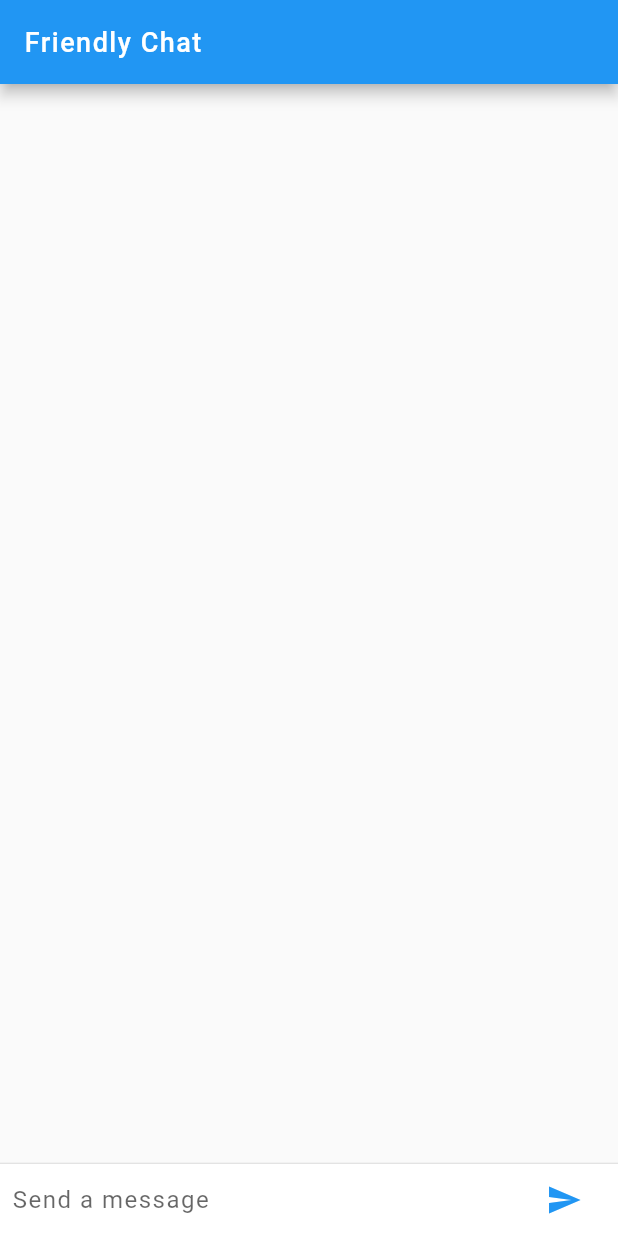
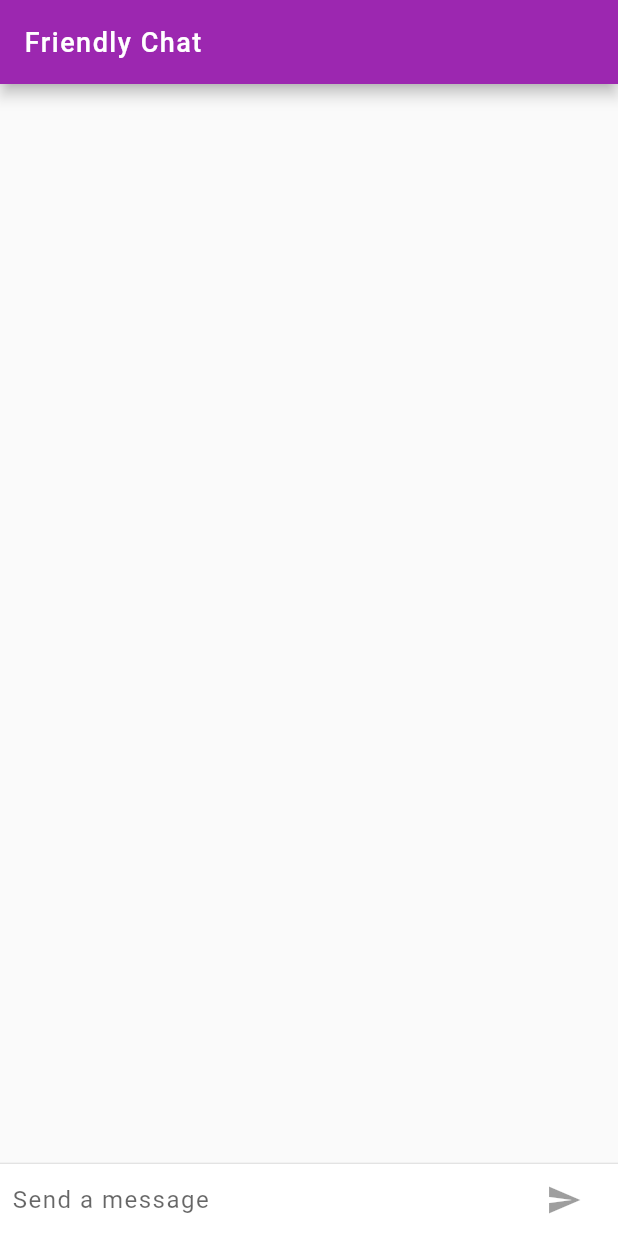
Before and after one commit to Bacdong/friendly-chat, a Flutter app: the screen it shows after launch, on a phone screen of 412 x 824 dp. Run offline on Flutter 3.47's test engine with Material 2 defaults, Android fonts, the phone set to English and light mode, and no system bars.

Commit message:
Apply finishing touches

```diff
--- a/lib/main.dart
+++ b/lib/main.dart
@@ -1,3 +1,5 @@
+import 'package:flutter/cupertino.dart';
+import 'package:flutter/foundation.dart';
 import 'package:flutter/material.dart';
 
 void main() {
@@ -6,6 +8,17 @@ void main() {
 
 String _name = 'I\'m Bacdongg.';
 
+final ThemeData kIOSTheme = ThemeData(
+  primarySwatch: Colors.orange,
+  primaryColor: Colors.grey[100],
+  primaryColorBrightness: Brightness.light,
+);
+
+final ThemeData kDefaultTheme = ThemeData(
+  primarySwatch: Colors.purple,
+  accentColor: Colors.orangeAccent[400],
+);
+
 class FriendlyChatApp extends StatelessWidget {
   const FriendlyChatApp({Key? key}) : super(key: key);
 
@@ -13,6 +26,9 @@ class FriendlyChatApp extends StatelessWidget {
   Widget build(BuildContext context) {
     return MaterialApp(
       title: 'Friendly Chat',
+      theme: defaultTargetPlatform == TargetPlatform.iOS
+        ? kIOSTheme
+        : kDefaultTheme,
       home: ChatScreen(),
       debugShowCheckedModeBanner: false,
     );
@@ -39,24 +55,27 @@ class ChatMessage extends StatelessWidget {
       child: Container(
         margin: EdgeInsets.symmetric(vertical: 10.0),
         child: Row(
+          mainAxisAlignment: MainAxisAlignment.end,
           crossAxisAlignment: CrossAxisAlignment.start,
           children: [
-            Container(
-              margin: const EdgeInsets.only(right: 16.0),
-              child: CircleAvatar(child: Text(_name[0])),
-            ),
-            Column(
+            Expanded(
+              child: Column(
                 crossAxisAlignment: CrossAxisAlignment.start,
                 children: [
                   Text(
                     _name,
-                  style: Theme.of(context).textTheme.headline4,
+                    style: Theme.of(context).textTheme.headline6,
                   ),
                   Container(
                     margin: EdgeInsets.only(top: 5.0),
                     child: Text(text),
                   ),
                 ],
+              ),
+            ),
+            Container(
+              margin: const EdgeInsets.only(left: 16.0),
+              child: CircleAvatar(child: Text(_name[0])),
             ),
           ],
         ),
@@ -75,6 +94,7 @@ class _ChatScreenState extends State<ChatScreen> with TickerProviderStateMixin {
   final _textController = TextEditingController();
   final List<ChatMessage> _messages = [];
   final FocusNode _focusNode = FocusNode();
+  bool _isComposing = false;
 
   @override
   Widget build(BuildContext context) {
@@ -84,8 +104,10 @@ class _ChatScreenState extends State<ChatScreen> with TickerProviderStateMixin {
           'Friendly Chat',
           style: TextStyle(fontSize: 18, letterSpacing: 1),
         ),
+        elevation: Theme.of(context).platform == TargetPlatform.iOS ? 0.0 : 4.0,
       ),
-      body: Column(
+      body: Container(
+        child: Column(
           children: [
             Flexible(
               child: ListView.builder(
@@ -104,6 +126,13 @@ class _ChatScreenState extends State<ChatScreen> with TickerProviderStateMixin {
             ),
           ],
         ),
+        decoration: Theme.of(context).platform == TargetPlatform.iOS
+          ? BoxDecoration(
+            border: Border(
+              top: BorderSide(color: Colors.grey[200]!),
+            ),
+          ) : null,
+      )
     );
   }
 
@@ -118,6 +147,7 @@ class _ChatScreenState extends State<ChatScreen> with TickerProviderStateMixin {
     );
     setState(() {
       _messages.insert(0, message);
+      _isComposing = false;
     });
     _focusNode.requestFocus();
     message.animationController.forward();
@@ -147,7 +177,12 @@ class _ChatScreenState extends State<ChatScreen> with TickerProviderStateMixin {
           Flexible(
             child: TextField(
               controller: _textController,
-              onSubmitted: _handleSubmitted,
+              onChanged: (String text) {
+                setState(() {
+                  _isComposing = text.isNotEmpty;
+                });
+              },
+              onSubmitted: _isComposing ? _handleSubmitted : null,
               decoration: InputDecoration.collapsed(
                 hintText: 'Send a message',
                 hintStyle: TextStyle(fontSize: 16, letterSpacing: 1),
@@ -157,9 +192,18 @@ class _ChatScreenState extends State<ChatScreen> with TickerProviderStateMixin {
           ),
           Container(
             margin: EdgeInsets.symmetric(horizontal: _spacing / 2),
-            child: IconButton(
+            child: Theme.of(context).platform == TargetPlatform.iOS ?
+            CupertinoButton(
+              child: Text('Send'),
+              onPressed: _isComposing
+                ? () => _handleSubmitted(_textController.text)
+                : null,
+            ) :
+            IconButton(
               icon: Icon(Icons.send),
-              onPressed: () => _handleSubmitted(_textController.text),
+              onPressed: _isComposing
+                ? () => _handleSubmitted(_textController.text)
+                : null,
             ),
           ),
         ],
```
Lines whose indentation alone changed are shown as unchanged.
